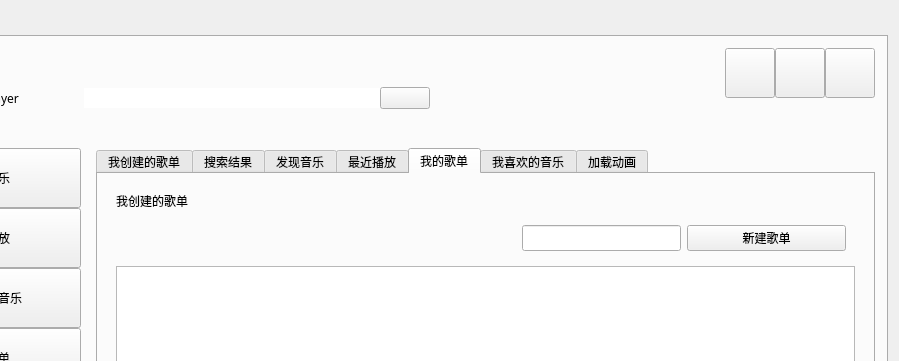
The window that haomusic.ui (hhhyxy/MusicPlayer-in-Qt-Plus) describes before a commit, drawn with Qt 5; both pictures show x 138 to 1037 and y 0 to 361 of the 1037 by 742 pixel window.
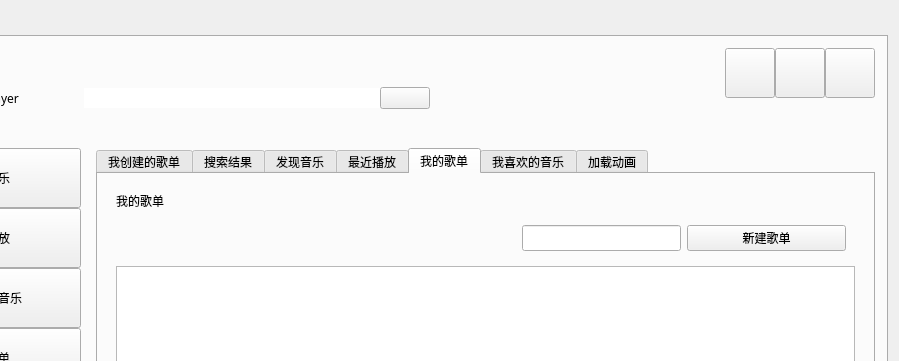
The same window after the commit. Icons and pictures are not drawn. Custom widgets are drawn as their Qt base class.

```diff
--- a/haomusic.ui
+++ b/haomusic.ui
@@ -823,7 +823,7 @@
                     <item>
                      <widget class="QLabel" name="label_mySonglist">
                       <property name="text">
-                       <string>我创建的歌单</string>
+                       <string>我的歌单</string>
                       </property>
                      </widget>
                     </item>
```
